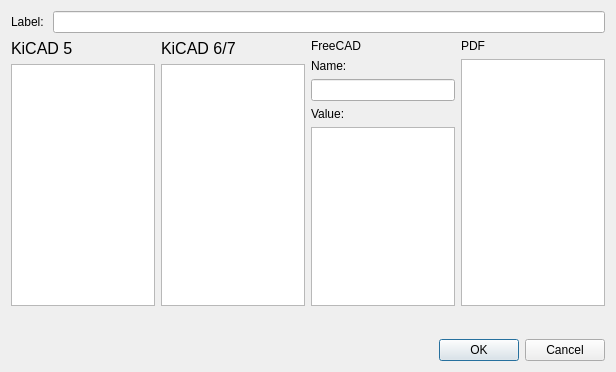
This is changetitelblockfield.ui in tobiasfalk/KiCAD-FreeCAD-TechDraw-Template-Generator as Qt 5 draws it before an edit. The edited form follows.
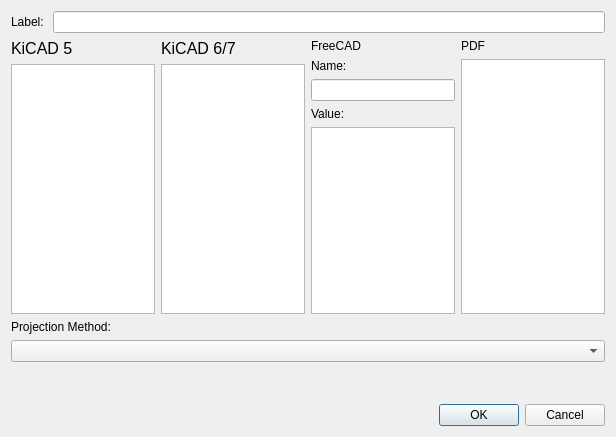
This is the edited form.

What changed in the file:
```diff
--- a/changetitelblockfield.ui
+++ b/changetitelblockfield.ui
@@ -7,7 +7,7 @@
     <x>0</x>
     <y>0</y>
     <width>616</width>
-    <height>372</height>
+    <height>437</height>
    </rect>
   </property>
   <property name="windowTitle">
@@ -115,6 +115,16 @@
      </item>
     </layout>
    </item>
+   <item>
+    <widget class="QLabel" name="label_8">
+     <property name="text">
+      <string>Projection Method:</string>
+     </property>
+    </widget>
+   </item>
+   <item>
+    <widget class="QComboBox" name="projectionMethodComboBox"/>
+   </item>
    <item>
     <spacer name="verticalSpacer">
      <property name="orientation">
```
